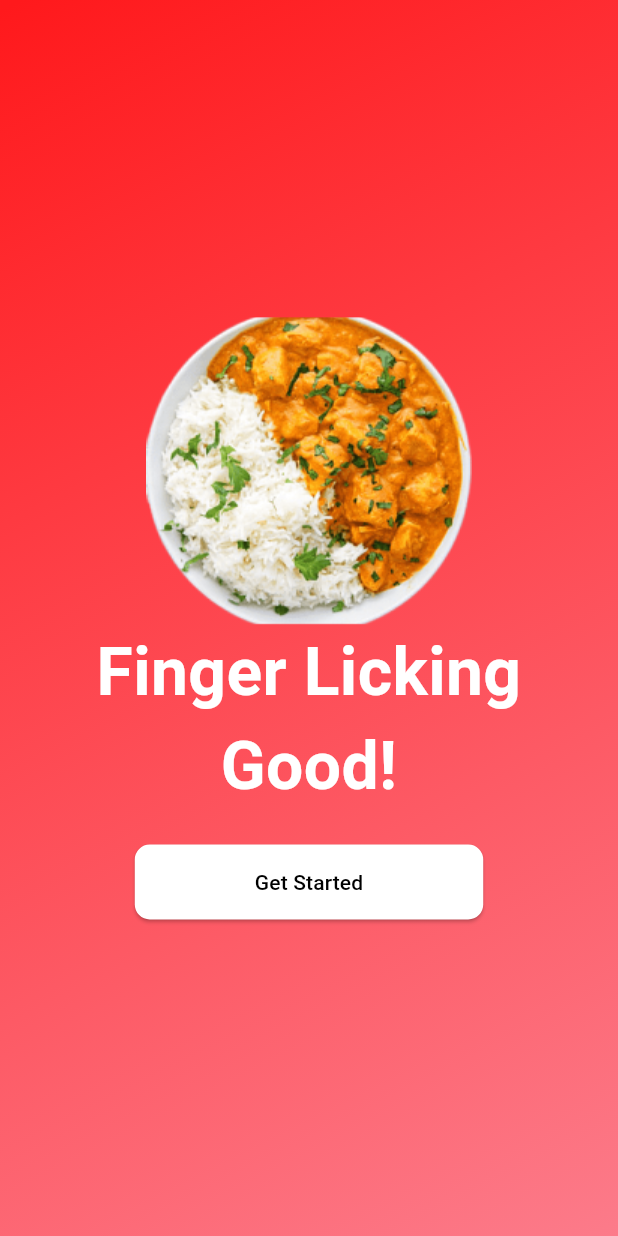
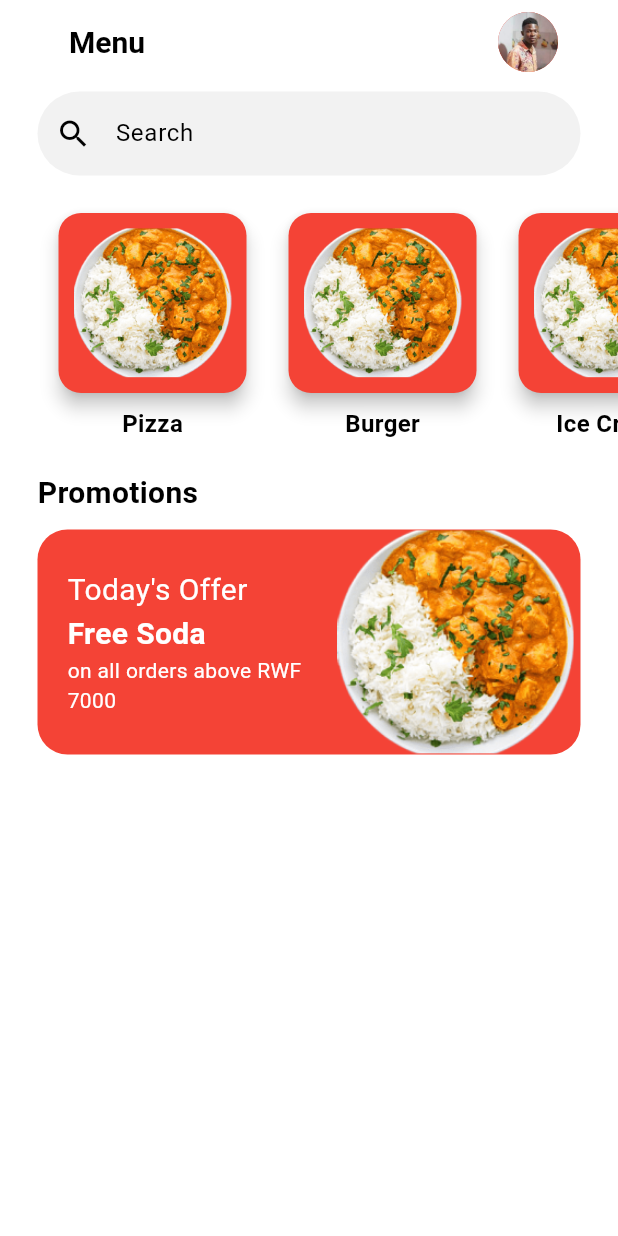
Before and after one commit to longmaker2/mobile-app_group12, a Flutter app: the screen it shows after launch, on a phone screen of 412 x 824 dp. Run offline on Flutter 3.47's test engine with Material 3 defaults, Android fonts, the phone set to English and light mode, and no system bars.

Commit message:
home page

```diff
--- /dev/null
+++ b/flavour_fiesta/lib/components/food_categories.dart
@@ -0,0 +1,58 @@
+import 'package:flutter/material.dart';
+
+class FoodCategory extends StatelessWidget {
+  // const FoodCategory({super.key});
+  final String imagePath;
+  final String name;
+  final Function()? onTap;
+
+
+
+  const FoodCategory({
+    super.key,
+    required this.imagePath,
+    required this.name,
+    required this.onTap,
+  });
+
+  @override
+  Widget build(BuildContext context) {
+    return Container(
+      margin: const EdgeInsets.symmetric(horizontal: 10.0),
+      child: GestureDetector(
+        onTap: onTap,
+        child: Column(
+          crossAxisAlignment: CrossAxisAlignment.center,
+          mainAxisAlignment: MainAxisAlignment.center,
+          children: [
+            Card(
+              clipBehavior: Clip.antiAlias,
+              shape: RoundedRectangleBorder(
+                borderRadius: BorderRadius.circular(15.0),
+              ),
+              color: Colors.red,
+              elevation: 5,
+              child: Container(
+                margin: const EdgeInsets.all(10.0),
+                child: Image.asset(
+                  imagePath,
+                  fit: BoxFit.cover,
+                  height: 100,
+                ),
+              ),
+            ),
+            const SizedBox(height: 5.0),
+            Text(
+              name,
+              style: const TextStyle(
+                color: Colors.black,
+                fontSize: 16,
+                fontWeight: FontWeight.bold,
+              ),
+            ),
+          ],
+        ),
+      ),
+    );
+  }
+}
--- /dev/null
+++ b/flavour_fiesta/lib/components/search_bar.dart
@@ -0,0 +1,32 @@
+import 'package:flutter/material.dart';
+
+class SearchField extends StatelessWidget {
+  const SearchField({super.key});
+
+  @override
+  Widget build(BuildContext context) {
+    return Container(
+      margin: const EdgeInsets.symmetric(horizontal: 25.0, vertical: 5.0),
+      decoration: const BoxDecoration(
+        color: Color.fromARGB(200, 238, 238, 238),
+        border: null,
+        borderRadius: BorderRadius.all(
+          Radius.circular(40.0),
+        ),
+      ),
+      child: TextField(
+        decoration: InputDecoration(
+          labelText: 'Search',
+          focusedBorder: null,
+          border: InputBorder.none,
+          prefixIcon: GestureDetector(
+            onTap: () {},
+            child: const Icon(
+              Icons.search,
+            ),
+          ),
+        ),
+      ),
+    );
+  }
+}
--- a/flavour_fiesta/lib/main.dart
+++ b/flavour_fiesta/lib/main.dart
@@ -1,3 +1,4 @@
+import 'package:flavour_fiesta/screens/app_screens/home_screen.dart';
 import 'package:flutter/material.dart';
 import 'screens/onboarding_screens/landing_screen.dart';
 
@@ -19,7 +20,7 @@ class MyApp extends StatelessWidget {
         ),
         useMaterial3: true,
       ),
-      home: const LandingPage(),
+      home: const HomeScreen(),
     );
   }
 }
--- /dev/null
+++ b/flavour_fiesta/lib/models/categories.dart
@@ -0,0 +1,9 @@
+class Category {
+  final String name;
+  final String imagePath;
+
+  const Category({
+    required this.name,
+    required this.imagePath,
+  });
+}
--- /dev/null
+++ b/flavour_fiesta/lib/screens/app_screens/home_screen.dart
@@ -0,0 +1,188 @@
+import 'package:flavour_fiesta/components/food_categories.dart';
+import 'package:flavour_fiesta/components/search_bar.dart';
+import 'package:flutter/material.dart';
+
+class HomeScreen extends StatefulWidget {
+  const HomeScreen({super.key});
+
+  @override
+  State<HomeScreen> createState() => _HomeScreenState();
+}
+
+class _HomeScreenState extends State<HomeScreen> {
+  //  tap function to know which food category is tapped
+  void onSelectedFoodCategory(String category) {
+    debugPrint(category);
+  }
+
+  @override
+  Widget build(BuildContext context) {
+    return Scaffold(
+      backgroundColor: Colors.white,
+      appBar: AppBar(
+        backgroundColor: Colors.transparent,
+        title: const Padding(
+          padding: EdgeInsets.only(left: 30.0),
+          child: Text(
+            'Menu',
+            style: TextStyle(
+              color: Colors.black,
+              fontSize: 20,
+              fontWeight: FontWeight.bold,
+            ),
+          ),
+        ),
+        centerTitle: false,
+        elevation: 0,
+        actions: const [
+          Padding(
+            padding: EdgeInsets.only(right: 40.0),
+            child: CircleAvatar(
+              backgroundImage: AssetImage('images/profile.jpeg'),
+            ),
+          ),
+        ],
+      ),
+      body: SingleChildScrollView(
+        child: Column(
+          crossAxisAlignment: CrossAxisAlignment.start,
+          children: [
+            // search bar
+            const SearchField(),
+            const SizedBox(
+              height: 16,
+            ),
+
+            // show the food categories
+            SingleChildScrollView(
+              scrollDirection: Axis.horizontal,
+              padding: const EdgeInsets.symmetric(horizontal: 25.0),
+              child: Row(
+                children: [
+                  FoodCategory(
+                      imagePath: 'images/rice.png',
+                      name: 'Pizza',
+                      onTap: () {
+                        onSelectedFoodCategory('Pizza');
+                      }),
+                  FoodCategory(
+                      imagePath: 'images/rice.png',
+                      name: 'Burger',
+                      onTap: () {
+                        onSelectedFoodCategory('Burger');
+                      }),
+                  FoodCategory(
+                      imagePath: 'images/rice.png',
+                      name: 'Ice Cream',
+                      onTap: () {
+                        onSelectedFoodCategory('Ice Cream');
+                      }),
+                  FoodCategory(
+                      imagePath: 'images/rice.png',
+                      name: 'Beer',
+                      onTap: () {
+                        onSelectedFoodCategory('Beer');
+                      }),
+                  FoodCategory(
+                      imagePath: 'images/rice.png',
+                      name: 'Cocktail',
+                      onTap: () {
+                        onSelectedFoodCategory('Cocktail');
+                      }),
+                ],
+              ),
+            ),
+
+            // promotions
+            Padding(
+              padding: const EdgeInsets.only(
+                left: 25.0,
+                top: 20.0,
+                right: 25.0,
+              ),
+              child: Column(
+                crossAxisAlignment: CrossAxisAlignment.start,
+                children: [
+                  const Text(
+                    'Promotions',
+                    style: TextStyle(
+                      fontSize: 20,
+                      fontWeight: FontWeight.bold,
+                    ),
+                  ),
+                  Container(
+                      margin: const EdgeInsets.symmetric(vertical: 10.0),
+                      width: double.infinity,
+                      height: 150,
+                      decoration: BoxDecoration(
+                        color: Colors.red,
+                        borderRadius: BorderRadius.circular(20.0),
+                      ),
+                      child: const Row(
+                          crossAxisAlignment: CrossAxisAlignment.center,
+                          mainAxisAlignment: MainAxisAlignment.center,
+                          children: [
+                            Padding(
+                              padding: EdgeInsets.only(left: 20.0),
+                              child: Column(
+                                mainAxisAlignment: MainAxisAlignment.center,
+                                crossAxisAlignment: CrossAxisAlignment.start,
+                                children: [
+                                  Text(
+                                    'Today\'s Offer',
+                                    style: TextStyle(
+                                      color: Colors.white,
+                                      fontSize: 20,
+                                      fontWeight: FontWeight.normal,
+                                    ),
+                                  ),
+                                  Text(
+                                    'Free Soda',
+                                    style: TextStyle(
+                                      color: Colors.white,
+                                      fontSize: 20,
+                                      fontWeight: FontWeight.bold,
+                                    ),
+                                  ),
+                                  Center(
+                                    child: Text(
+                                      'on all orders above RWF',
+                                      style: TextStyle(
+                                        color: Colors.white,
+                                        fontSize: 14,
+                                        fontWeight: FontWeight.normal,
+                                      ),
+                                    ),
+                                  ),
+                                  Text(
+                                    '7000 ',
+                                    style: TextStyle(
+                                      color: Colors.white,
+                                      fontSize: 14,
+                                      fontWeight: FontWeight.normal,
+                                    ),
+                                  ),
+                                ],
+                              ),
+                            ),
+                            SizedBox(
+                              width: 20.0,
+                            ),
+                            Expanded(
+                                child: Image(
+                              image: AssetImage('images/rice.png'),
+                            )),
+                          ]))
+                ],
+              ),
+            )
+
+            // popular
+
+            //
+          ],
+        ),
+      ),
+    );
+  }
+}
--- a/flavour_fiesta/lib/screens/auth_screens/register.dart
+++ b/flavour_fiesta/lib/screens/auth_screens/register.dart
@@ -1,5 +1,4 @@
 import 'package:flutter/material.dart';
-import 'package:flutter/services.dart';
 import 'login_screen.dart';
 
 class Registration extends StatelessWidget {
@@ -8,7 +7,9 @@ class Registration extends StatelessWidget {
   @override
   Widget build(BuildContext context) {
     return Scaffold(
-      body: Container(
+      body: SingleChildScrollView(
+
+          child: Container(
             decoration:const  BoxDecoration(
                   gradient: LinearGradient(
                     begin: Alignment.topLeft,
@@ -175,6 +176,7 @@ class Registration extends StatelessWidget {
               ],
             ),
           ),
+        ),
     );
   }
 }
```
Also changed, not shown: flavour_fiesta/images/profile.jpeg (added), flavour_fiesta/lib/screens/auth_screens/login_screen.dart (indentation only). Lines whose indentation alone changed are shown as unchanged.
